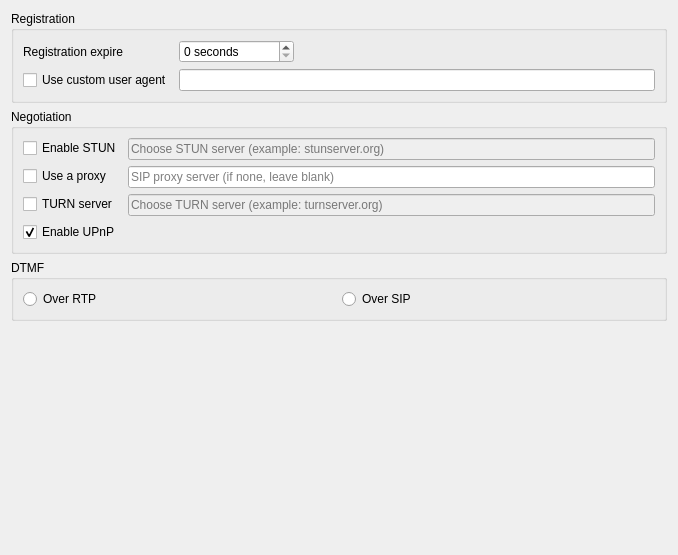
The window that src/conf/account/accountpages/advanced.ui (KDE/ring-kde) describes before a commit, drawn with Qt 5.
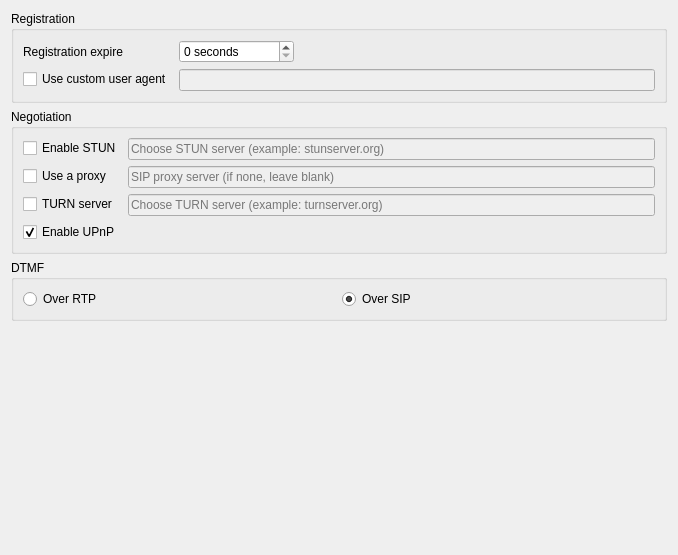
The same window after the commit.

```diff
--- a/src/conf/account/accountpages/advanced.ui
+++ b/src/conf/account/accountpages/advanced.ui
@@ -19,7 +19,10 @@
      <property name="title">
       <string>Registration</string>
      </property>
-     <layout class="QGridLayout" name="gridLayout">
+     <layout class="QFormLayout" name="formLayout_2">
+      <property name="fieldGrowthPolicy">
+       <enum>QFormLayout::ExpandingFieldsGrow</enum>
+      </property>
       <item row="0" column="0">
        <widget class="QLabel" name="label_regExpire">
         <property name="text">
@@ -40,19 +43,6 @@
         </property>
        </widget>
       </item>
-      <item row="0" column="2">
-       <spacer name="horizontalSpacer_7">
-        <property name="orientation">
-         <enum>Qt::Horizontal</enum>
-        </property>
-        <property name="sizeHint" stdset="0">
-         <size>
-          <width>40</width>
-          <height>20</height>
-         </size>
-        </property>
-       </spacer>
-      </item>
       <item row="1" column="0">
        <widget class="QCheckBox" name="lrcfg_hasCustomUserAgent">
         <property name="text">
@@ -60,8 +50,12 @@
         </property>
        </widget>
       </item>
-      <item row="1" column="1" colspan="2">
-       <widget class="QLineEdit" name="lrcfg_userAgent"/>
+      <item row="1" column="1">
+       <widget class="QLineEdit" name="lrcfg_userAgent">
+        <property name="enabled">
+         <bool>false</bool>
+        </property>
+       </widget>
       </item>
      </layout>
     </widget>
@@ -98,6 +92,9 @@
       </item>
       <item row="1" column="1">
        <widget class="QLineEdit" name="lrcfg_proxy">
+        <property name="enabled">
+         <bool>false</bool>
+        </property>
         <property name="placeholderText">
          <string>SIP proxy server (if none, leave blank)</string>
         </property>
@@ -151,6 +148,9 @@
         <property name="text">
          <string>Over SIP</string>
         </property>
+        <property name="checked">
+         <bool>true</bool>
+        </property>
        </widget>
       </item>
      </layout>
```
Left out of the diff: 32 changed lines with no effect on the pictures.
